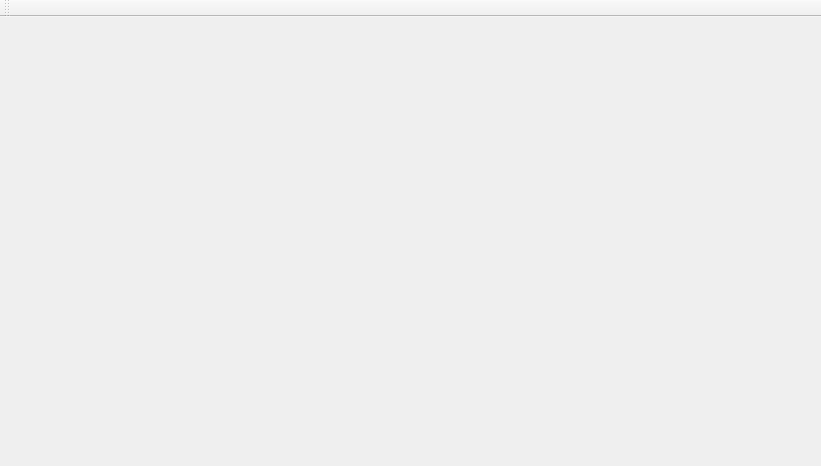
The window that software/DesktopClient/DesktopClient/MainWindow.ui (ddomurad/mibot) describes before a commit, drawn with Qt 5.
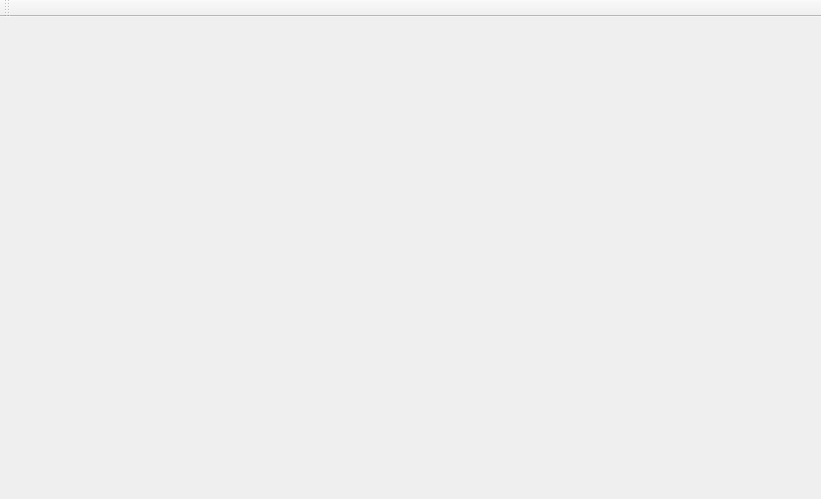
The same window after the commit.

The edit to the form file:
```diff
--- a/software/DesktopClient/DesktopClient/MainWindow.ui
+++ b/software/DesktopClient/DesktopClient/MainWindow.ui
@@ -7,7 +7,7 @@
     <x>0</x>
     <y>0</y>
     <width>821</width>
-    <height>466</height>
+    <height>499</height>
    </rect>
   </property>
   <property name="windowTitle">
```
